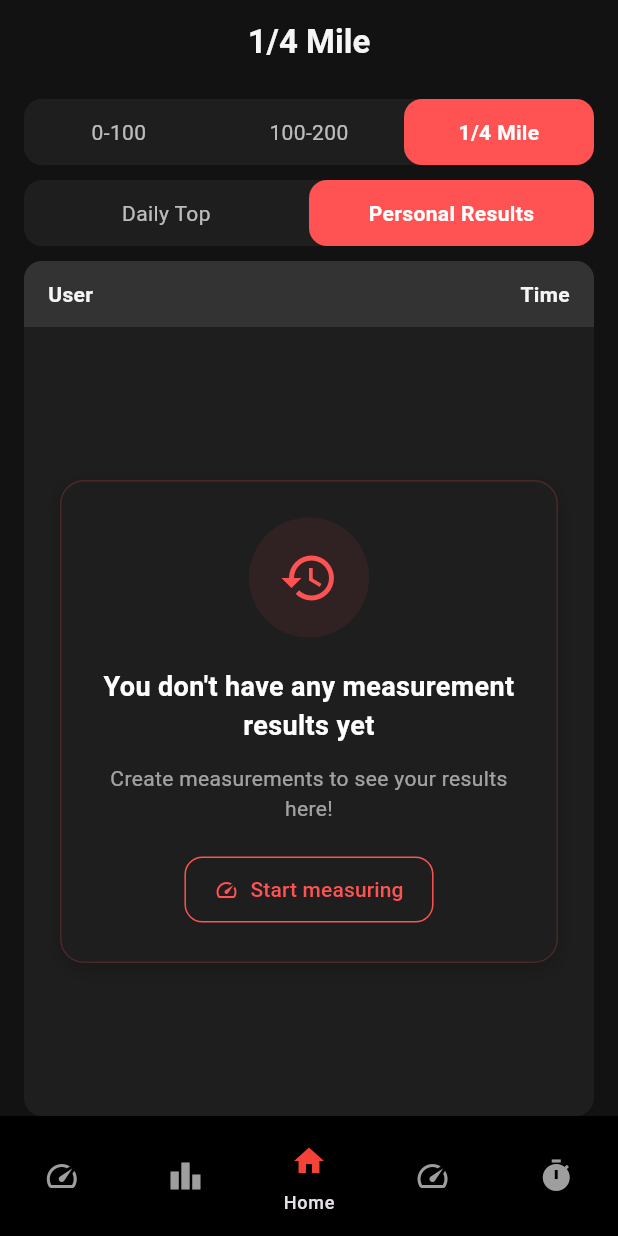
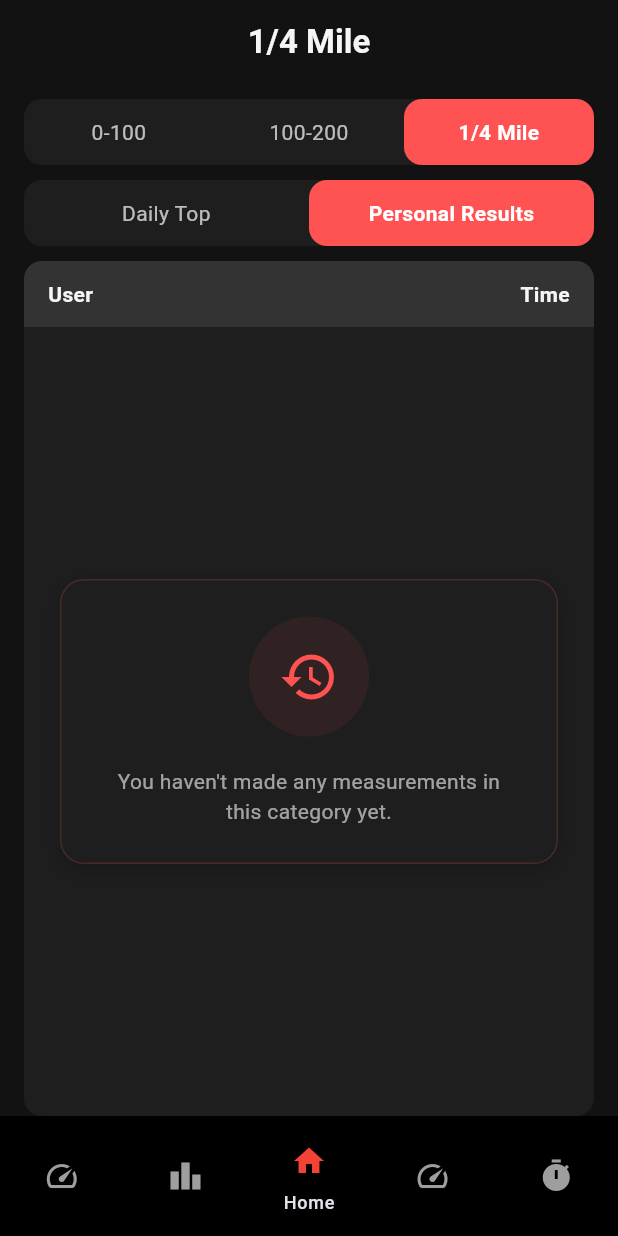
Before and after one commit to taalnorbert/dyno2, a Flutter app: the CompetitionsPage screen opened by its route, after a tap on "100-200", after a tap on "1/4 Mile", after a tap on "Personal Results", on a phone screen of 412 x 824 dp. Run offline on Flutter 3.47's test engine with Material 3 defaults, Android fonts, the phone set to English and light mode, and no system bars; our stand-ins replace cloud_firestore, firebase_auth, firebase_core, fl_chart, fluttertoast, geolocator and 8 more; accounts and stored records are empty; generated files the repository leaves out were written again.

Commit message:
FEATURE - Add email and account status localization messages; update competitions and zero-to-hundred pages for improved user feedback

```diff
--- a/lib/localization/app_localizations.dart
+++ b/lib/localization/app_localizations.dart
@@ -1702,7 +1702,6 @@ class AppLocalizations {
     }
   }
 
-
 // Add these if they don't exist:
 
   static String get emailRequired {
@@ -1715,7 +1714,6 @@ static String get emailRequired {
     }
   }
 
-
   static String get accountDisabled {
     if (_languageProvider.isHungarian) {
       return "Ez a fiók letiltásra került";
@@ -1746,5 +1744,13 @@ static String get networkError {
     }
   }
 
-
-}
+  static String get noMeasurementsInCategory {
+    if (_languageProvider.isHungarian) {
+      return "Még nem végeztél mérést ebben a kategóriában.";
+    } else if (_languageProvider.isGerman) {
+      return "Du hast in dieser Kategorie noch keine Messungen durchgeführt.";
+    } else {
+      return "You haven't made any measurements in this category yet.";
+    }
+  }
+}
--- a/lib/speed_meter/Navbar/Pages/competitions.dart
+++ b/lib/speed_meter/Navbar/Pages/competitions.dart
@@ -749,19 +749,7 @@ class _CompetitionsPageState extends State<CompetitionsPage> {
               const SizedBox(height: 20),
               Text(
                 _showPersonalResults
-                    ? AppLocalizations.noPersonalResults
-                    : AppLocalizations.noDailyResults,
-                style: const TextStyle(
-                  color: Colors.white,
-                  fontSize: 18,
-                  fontWeight: FontWeight.bold,
-                ),
-                textAlign: TextAlign.center,
-              ),
-              const SizedBox(height: 12),
-              Text(
-                _showPersonalResults
-                    ? AppLocalizations.createMeasurementsMessage
+                    ? AppLocalizations.noMeasurementsInCategory
                     : AppLocalizations.noResultsYetMessage,
                 style: TextStyle(
                   color: Colors.white.withAlpha(150),
@@ -769,24 +757,6 @@ class _CompetitionsPageState extends State<CompetitionsPage> {
                 ),
                 textAlign: TextAlign.center,
               ),
-              const SizedBox(height: 20),
-              if (_showPersonalResults && AuthService().currentUser != null)
-                OutlinedButton.icon(
-                  onPressed: () {
-                    context.go('/home');
-                  },
-                  icon: const Icon(Icons.speed, size: 16),
-                  label: Text(AppLocalizations.startMeasuring),
-                  style: OutlinedButton.styleFrom(
-                    foregroundColor: _primaryRed,
-                    side: BorderSide(color: _primaryRed),
-                    padding: const EdgeInsets.symmetric(
-                        horizontal: 20, vertical: 12),
-                    shape: RoundedRectangleBorder(
-                      borderRadius: BorderRadius.circular(12),
-                    ),
-                  ),
-                ),
             ],
           ),
         ),
```
Also changed, not shown: lib/speed_meter/Navbar/Pages/zero_to_hundred.dart (+24 -5 lines). Lines whose indentation alone changed are shown as unchanged.
